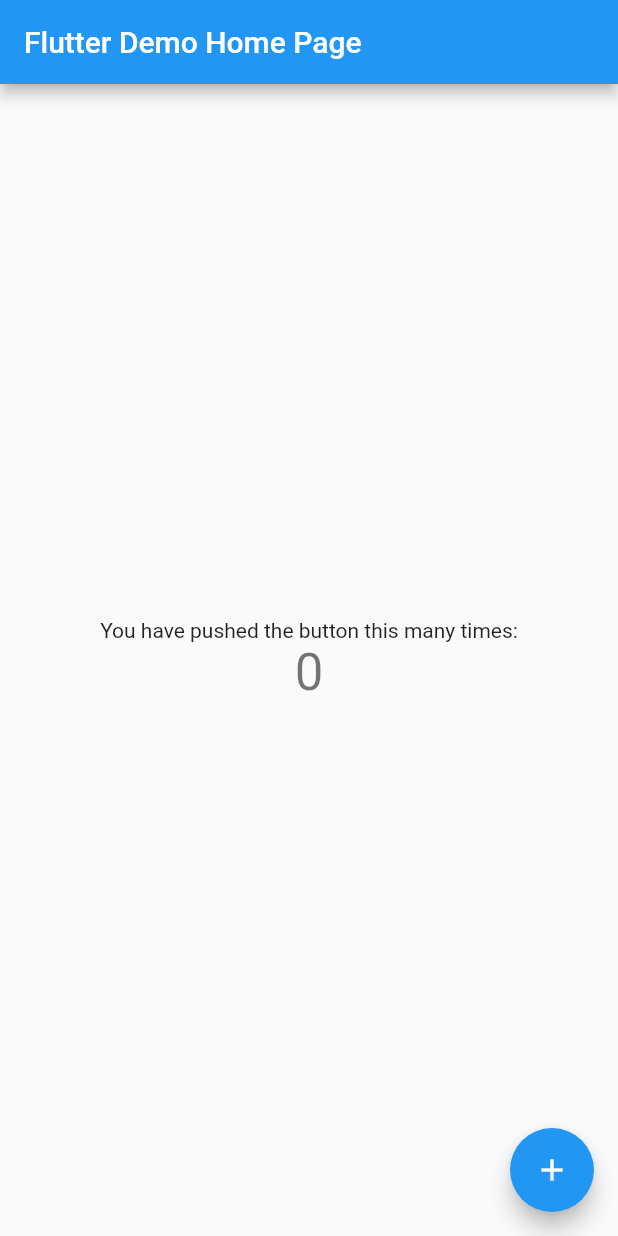
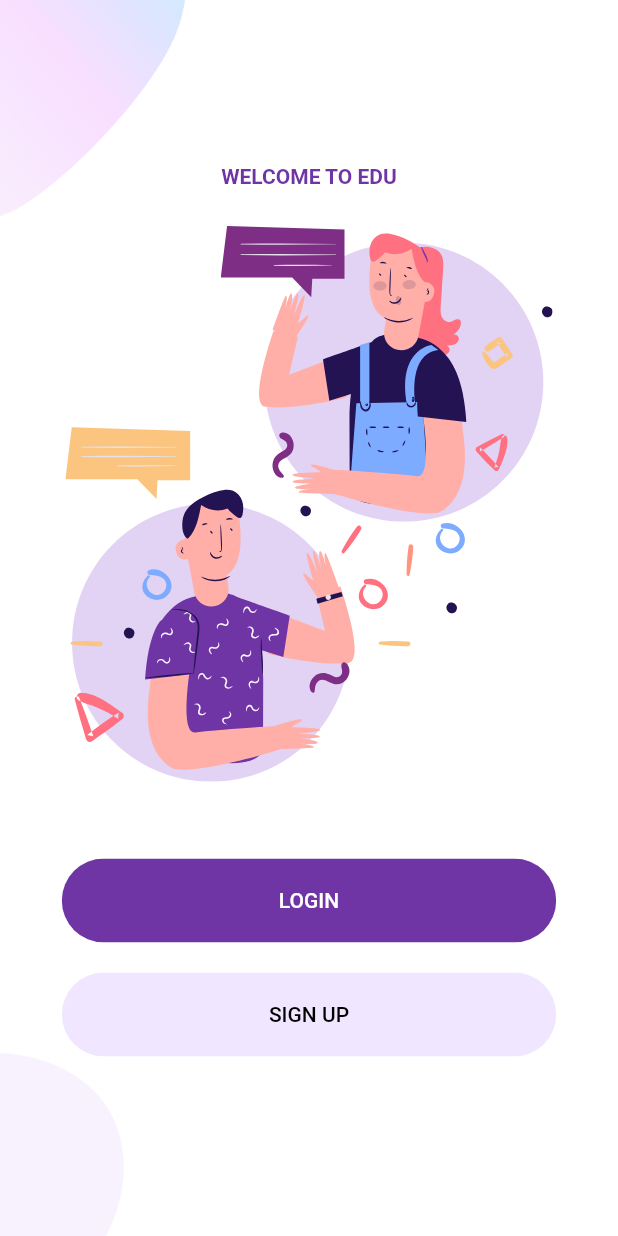
Before and after one commit to andersongns/flutter_auth_ui, a Flutter app: the screen it shows after launch, on a phone screen of 412 x 824 dp. Run offline on Flutter 3.47's test engine with Material 2 defaults, Android fonts, the phone set to English and light mode, and no system bars; our stand-ins replace flutter_svg.

Commit message:
finish ui

```diff
--- /dev/null
+++ b/lib/constants.dart
@@ -0,0 +1,4 @@
+import 'package:flutter/material.dart';
+
+const PRIMARY_COLOR = Color(0xFF6F35A5);
+const PRIMARY_LIGHT_COLOR = Color(0xFFF1E6FF);
--- a/lib/main.dart
+++ b/lib/main.dart
@@ -1,113 +1,22 @@
 import 'package:flutter/material.dart';
+import 'package:flutter_auth_ui/constants.dart';
+import 'package:flutter_auth_ui/views/welcome/welcome_screen.dart';
 
 void main() {
   runApp(MyApp());
 }
 
 class MyApp extends StatelessWidget {
-  // This widget is the root of your application.
   @override
   Widget build(BuildContext context) {
     return MaterialApp(
-      title: 'Flutter Demo',
+      debugShowCheckedModeBanner: false,
+      title: 'Flutter Auth UI',
       theme: ThemeData(
-        // This is the theme of your application.
-        //
-        // Try running your application with "flutter run". You'll see the
-        // application has a blue toolbar. Then, without quitting the app, try
-        // changing the primarySwatch below to Colors.green and then invoke
-        // "hot reload" (press "r" in the console where you ran "flutter run",
-        // or simply save your changes to "hot reload" in a Flutter IDE).
-        // Notice that the counter didn't reset back to zero; the application
-        // is not restarted.
-        primarySwatch: Colors.blue,
+        primaryColor: PRIMARY_COLOR,
+        scaffoldBackgroundColor: Colors.white,
       ),
-      home: MyHomePage(title: 'Flutter Demo Home Page'),
+      home: WelcomeScreen(),
     );
   }
 }
-
-class MyHomePage extends StatefulWidget {
-  MyHomePage({Key? key, required this.title}) : super(key: key);
-
-  // This widget is the home page of your application. It is stateful, meaning
-  // that it has a State object (defined below) that contains fields that affect
-  // how it looks.
-
-  // This class is the configuration for the state. It holds the values (in this
-  // case the title) provided by the parent (in this case the App widget) and
-  // used by the build method of the State. Fields in a Widget subclass are
-  // always marked "final".
-
-  final String title;
-
-  @override
-  _MyHomePageState createState() => _MyHomePageState();
-}
-
-class _MyHomePageState extends State<MyHomePage> {
-  int _counter = 0;
-
-  void _incrementCounter() {
-    setState(() {
-      // This call to setState tells the Flutter framework that something has
-      // changed in this State, which causes it to rerun the build method below
-      // so that the display can reflect the updated values. If we changed
-      // _counter without calling setState(), then the build method would not be
-      // called again, and so nothing would appear to happen.
-      _counter++;
-    });
-  }
-
-  @override
-  Widget build(BuildContext context) {
-    // This method is rerun every time setState is called, for instance as done
-    // by the _incrementCounter method above.
-    //
-    // The Flutter framework has been optimized to make rerunning build methods
-    // fast, so that you can just rebuild anything that needs updating rather
-    // than having to individually change instances of widgets.
-    return Scaffold(
-      appBar: AppBar(
-        // Here we take the value from the MyHomePage object that was created by
-        // the App.build method, and use it to set our appbar title.
-        title: Text(widget.title),
-      ),
-      body: Center(
-        // Center is a layout widget. It takes a single child and positions it
-        // in the middle of the parent.
-        child: Column(
-          // Column is also a layout widget. It takes a list of children and
-          // arranges them vertically. By default, it sizes itself to fit its
-          // children horizontally, and tries to be as tall as its parent.
-          //
-          // Invoke "debug painting" (press "p" in the console, choose the
-          // "Toggle Debug Paint" action from the Flutter Inspector in Android
-          // Studio, or the "Toggle Debug Paint" command in Visual Studio Code)
-          // to see the wireframe for each widget.
-          //
-          // Column has various properties to control how it sizes itself and
-          // how it positions its children. Here we use mainAxisAlignment to
-          // center the children vertically; the main axis here is the vertical
-          // axis because Columns are vertical (the cross axis would be
-          // horizontal).
-          mainAxisAlignment: MainAxisAlignment.center,
-          children: <Widget>[
-            Text(
-              'You have pushed the button this many times:',
-            ),
-            Text(
-              '$_counter',
-              style: Theme.of(context).textTheme.headline4,
-            ),
-          ],
-        ),
-      ),
-      floatingActionButton: FloatingActionButton(
-        onPressed: _incrementCounter,
-        tooltip: 'Increment',
-        child: Icon(Icons.add),
-      ), // This trailing comma makes auto-formatting nicer for build methods.
-    );
-  }
-}
--- /dev/null
+++ b/lib/views/components/buttons/rounded_button.dart
@@ -0,0 +1,44 @@
+import 'package:flutter/material.dart';
+
+import 'package:flutter_auth_ui/constants.dart';
+
+class RoundedButton extends StatelessWidget {
+  const RoundedButton(
+      {Key? key,
+      required this.title,
+      required this.onPressed,
+      this.color = PRIMARY_COLOR,
+      this.textColor = Colors.white})
+      : super(key: key);
+
+  final String title;
+  final Function onPressed;
+  final Color color;
+  final Color textColor;
+
+  @override
+  Widget build(BuildContext context) {
+    Size size = MediaQuery.of(context).size;
+    return Container(
+      margin: EdgeInsets.symmetric(vertical: 10),
+      width: size.width * 0.8,
+      child: ClipRRect(
+        borderRadius: BorderRadius.circular(29),
+        child: TextButton(
+          onPressed: () => onPressed(),
+          child: Text(
+            title,
+            style: TextStyle(color: textColor),
+          ),
+          style: ButtonStyle(
+            padding: MaterialStateProperty.all(
+              EdgeInsets.symmetric(vertical: 20, horizontal: 40),
+            ),
+            backgroundColor:
+                MaterialStateProperty.resolveWith((states) => color),
+          ),
+        ),
+      ),
+    );
+  }
+}
--- /dev/null
+++ b/lib/views/welcome/components/background.dart
@@ -0,0 +1,36 @@
+import 'package:flutter/material.dart';
+
+class Background extends StatelessWidget {
+  final Widget child;
+  const Background({Key? key, required this.child}) : super(key: key);
+  @override
+  Widget build(BuildContext context) {
+    Size size = MediaQuery.of(context).size;
+    return Container(
+      height: size.height,
+      width: double.infinity,
+      child: Stack(
+        alignment: Alignment.center,
+        children: [
+          Positioned(
+            top: 0,
+            left: 0,
+            child: Image.asset(
+              'assets/images/main_top.png',
+              width: size.width * 0.3,
+            ),
+          ),
+          Positioned(
+            bottom: 0,
+            left: 0,
+            child: Image.asset(
+              'assets/images/main_bottom.png',
+              width: size.width * 0.2,
+            ),
+          ),
+          child
+        ],
+      ),
+    );
+  }
+}
--- /dev/null
+++ b/lib/views/welcome/welcome_screen.dart
@@ -0,0 +1,66 @@
+import 'package:flutter/material.dart';
+import 'package:flutter_auth_ui/constants.dart';
+import 'package:flutter_auth_ui/views/components/buttons/rounded_button.dart';
+import 'package:flutter_auth_ui/views/login/login_screen.dart';
+import 'package:flutter_auth_ui/views/signup/sign_up_screen.dart';
+import 'package:flutter_auth_ui/views/welcome/components/background.dart';
+import 'package:flutter_svg/svg.dart';
+
+class WelcomeScreen extends StatelessWidget {
+  const WelcomeScreen({Key? key}) : super(key: key);
+
+  @override
+  Widget build(BuildContext context) {
+    Size size = MediaQuery.of(context).size;
+
+    return Scaffold(
+      body: Background(
+        child: SingleChildScrollView(
+          child: Column(
+            mainAxisAlignment: MainAxisAlignment.center,
+            children: [
+              Text(
+                'WELCOME TO EDU',
+                style: TextStyle(
+                  fontWeight: FontWeight.bold,
+                  color: PRIMARY_COLOR,
+                ),
+              ),
+              SizedBox(height: size.height * 0.03),
+              SvgPicture.asset(
+                'assets/icons/chat.svg',
+                height: size.height * 0.45,
+              ),
+              SizedBox(height: size.height * 0.05),
+              RoundedButton(
+                title: 'LOGIN',
+                onPressed: () {
+                  print('Login Button');
+                  Navigator.push(
+                    context,
+                    MaterialPageRoute(builder: (context) {
+                      return LoginScreen();
+                    }),
+                  );
+                },
+              ),
+              RoundedButton(
+                title: 'SIGN UP',
+                color: PRIMARY_LIGHT_COLOR,
+                textColor: Colors.black,
+                onPressed: () {
+                  Navigator.push(
+                    context,
+                    MaterialPageRoute(builder: (context) {
+                      return SignUpScreen();
+                    }),
+                  );
+                },
+              )
+            ],
+          ),
+        ),
+      ),
+    );
+  }
+}
```
Also changed, not shown: lib/views/components/background/login_background.dart (added, +36 -0 lines), lib/views/components/background/welcome_background.dart (added, +36 -0 lines), lib/views/components/input/rounded_input_field.dart (added, +32 -0 lines), lib/views/components/input/rounded_password_field.dart (added, +36 -0 lines), lib/views/components/input/text_field_container.dart (added, +26 -0 lines), lib/views/login/components/already_have_an_account_check.dart (added, +36 -0 lines), lib/views/login/components/background.dart (added, +36 -0 lines), lib/views/login/login_screen.dart (added, +59 -0 lines), lib/views/signup/components/background.dart (added, +36 -0 lines), lib/views/signup/components/custom_divider.dart (added, +35 -0 lines), lib/views/signup/components/social_icon.dart (added, +35 -0 lines), lib/views/signup/sign_up_screen.dart (added, +77 -0 lines), docs/ui.png (added), 1 other file.
